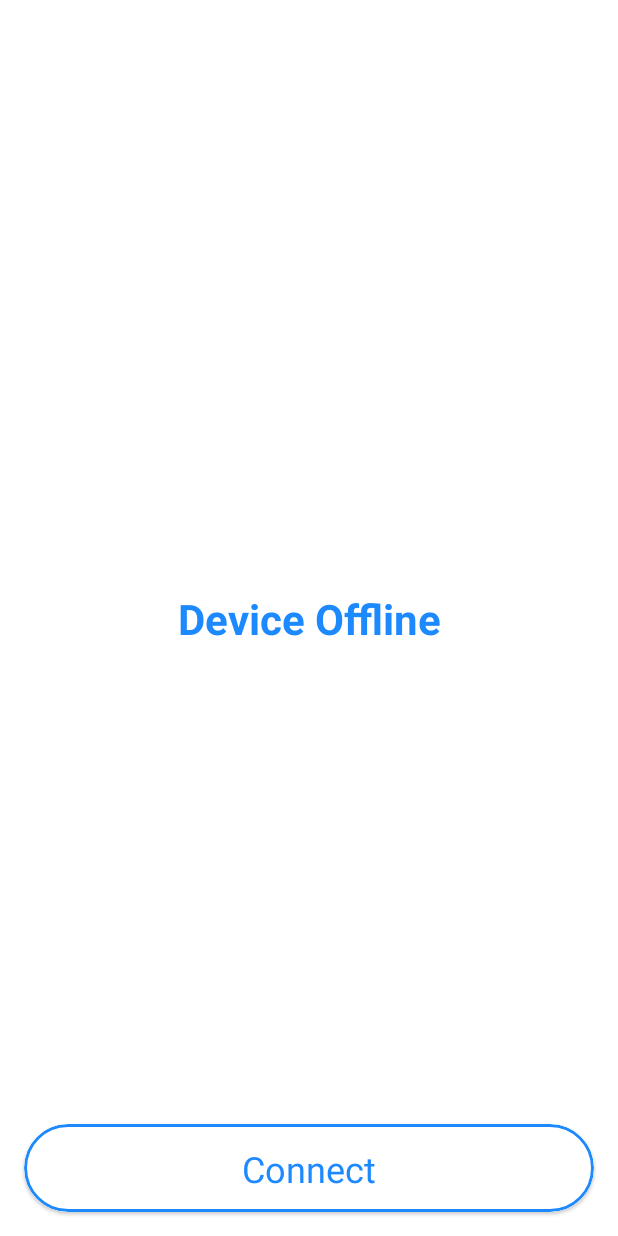
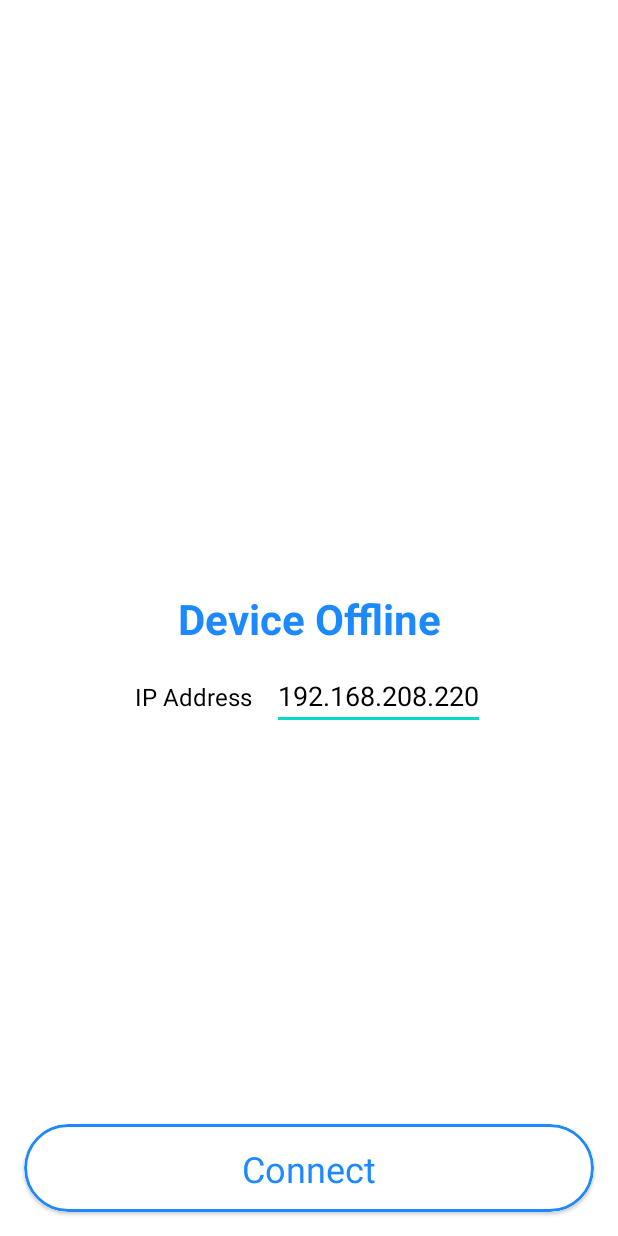
Before and after one commit to srideep-banerjee/Led-IOT-NodeMCU, an Android app: the screen it shows after launch (MainActivity), on a phone screen of 412 x 824 dp. Run offline under Robolectric (Android 15) with nearby library versions, the phone set to English and light mode, and no system bars.

Commit message:
minor bug fixes

```diff
--- a/app/src/main/AndroidManifest.xml
+++ b/app/src/main/AndroidManifest.xml
@@ -4,6 +4,7 @@
     <uses-permission android:name="android.permission.INTERNET" />
     <application
         android:allowBackup="true"
+        android:usesCleartextTraffic="true"
         android:dataExtractionRules="@xml/data_extraction_rules"
         android:fullBackupContent="@xml/backup_rules"
         android:icon="@mipmap/ic_launcher"
@@ -14,7 +15,7 @@
         tools:targetApi="31">
         <activity
             android:name=".MainActivity"
-            android:configChanges="orientation|screenSize"
+            android:screenOrientation="portrait"
             android:exported="true">
             <intent-filter>
                 <action android:name="android.intent.action.MAIN"/>
--- a/app/src/main/java/com/project/lednodemcu/LedController.kt
+++ b/app/src/main/java/com/project/lednodemcu/LedController.kt
@@ -69,10 +69,14 @@ class LedController(context: MainActivity, id: Int, index: Int) {
             override fun onStopTrackingTouch(seekBar: SeekBar?) {
                 ledProgressBar.visibility = View.VISIBLE
                 val requestBody = "reset".toRequestBody("plain/text".toMediaType())
-                val request = Request.Builder().url(context.url)./*post(requestBody).*/build()
+                val request = Request.Builder().url(context.url).post(requestBody).build()
                 context.httpClient.newCall(request).enqueue(object : Callback {
                     override fun onFailure(call: Call, e: IOException) {
-                        context.runOnUiThread { ledProgressBar.visibility = View.INVISIBLE }
+                        context.runOnUiThread {
+                            ledBrightnessText.visibility = View.VISIBLE
+                            ledBrightnessTV.visibility = View.INVISIBLE
+                            ledProgressBar.visibility = View.INVISIBLE
+                        }
                         context.connect()
                     }
 
@@ -91,9 +95,9 @@ class LedController(context: MainActivity, id: Int, index: Int) {
 
     private fun toggleLed() {
         ledProgressBar.visibility = View.VISIBLE
-        val message = if (ledOn) "${this.index} 0" else "${this.index} 255"
+        val message = if (ledOn) "${this.index} 0" else "${this.index} ${ledSeekBar.progress}"
         val requestBody = message.toRequestBody("plain/text".toMediaType())
-        val request = Request.Builder().url(context.url)./*post(requestBody).*/build()
+        val request = Request.Builder().url(context.url).post(requestBody).build()
         context.httpClient.newCall(request).enqueue(object : Callback {
             override fun onFailure(call: Call, e: IOException) {
                 context.runOnUiThread { ledProgressBar.visibility = View.INVISIBLE }
@@ -112,7 +116,7 @@ class LedController(context: MainActivity, id: Int, index: Int) {
                                 R.color.bluePrimary,
                                 this@LedController.context,
 
-                            )
+                                )
                             animateTextColor(
                                 ledButton,
                                 R.color.bluePrimary,
@@ -148,8 +152,8 @@ class LedController(context: MainActivity, id: Int, index: Int) {
         ledOn = false
         ledSeekBar.progress = 255
         ledBrightnessTV.text = "100"
-        val temp=ledButton.background
-        temp.setTint(ContextCompat.getColor(context,R.color.background))
+        val temp = ledButton.background
+        temp.setTint(ContextCompat.getColor(context, R.color.background))
         ledButton.setBackgroundDrawable(temp)
         ledButton.setTextColor(ContextCompat.getColor(context, R.color.bluePrimary))
         ledButton.text = "TURN ON"
--- a/app/src/main/java/com/project/lednodemcu/MainActivity.kt
+++ b/app/src/main/java/com/project/lednodemcu/MainActivity.kt
@@ -4,6 +4,7 @@ import android.animation.ArgbEvaluator
 import android.animation.ObjectAnimator
 import android.os.Bundle
 import android.view.View
+import android.widget.EditText
 import android.widget.ProgressBar
 import android.widget.TextView
 import androidx.appcompat.app.AppCompatActivity
@@ -19,11 +20,12 @@ class MainActivity : AppCompatActivity() {
     lateinit var httpClient: OkHttpClient
     private lateinit var loadingCircle: ProgressBar
     private lateinit var progressedButton: View
+    private lateinit var ipEditText: EditText
     private lateinit var offlineScreen: View
     private lateinit var onlineScreen: View
     private lateinit var ledControllers: Array<LedController>
 
-    val url = "https://www.google.com"
+    lateinit var url: String
 
     override fun onCreate(savedInstanceState: Bundle?) {
         super.onCreate(savedInstanceState)
@@ -36,6 +38,7 @@ class MainActivity : AppCompatActivity() {
         msgText = findViewById(R.id.msgText)
         loadingCircle = findViewById(R.id.loadingCircle)
         progressedButton = findViewById(R.id.progressedButton)
+        ipEditText = findViewById(R.id.ipEditText);
         offlineScreen = findViewById(R.id.offlineScreen)
         onlineScreen = findViewById(R.id.onlineScreen)
         httpClient = OkHttpClient()
@@ -60,6 +63,8 @@ class MainActivity : AppCompatActivity() {
     }
 
     fun connect() {
+        url = "http://${ipEditText.text}:80"
+        println(url)
         if (msgText.text.equals("Connecting...")) return
         runOnUiThread {
             offlineScreen.visibility = View.VISIBLE
@@ -77,7 +82,7 @@ class MainActivity : AppCompatActivity() {
         }
 
         val requestBody = "reset".toRequestBody("plain/text".toMediaType())
-        val request = Request.Builder().url(url)./*post(requestBody).*/build()
+        val request = Request.Builder().url(url).post(requestBody).build()
         httpClient.newCall(request).enqueue(object : Callback {
             override fun onFailure(call: Call, e: IOException) {
                 runOnUiThread {
@@ -95,12 +100,13 @@ class MainActivity : AppCompatActivity() {
                         this@MainActivity
                     )
                 }
+                println(e.message)
             }
 
             override fun onResponse(call: Call, response: Response) {
                 runOnUiThread {
                     if (response.isSuccessful) {
-                        while (!this@MainActivity::ledControllers.isInitialized) ;
+                        while (!this@MainActivity::ledControllers.isInitialized);
                         this@MainActivity.resetLedUI()
                         offlineScreen.visibility = View.GONE
                         onlineScreen.visibility = View.VISIBLE
--- a/app/src/main/res/layout/activity_main.xml
+++ b/app/src/main/res/layout/activity_main.xml
@@ -18,7 +18,7 @@
         app:layout_constraintStart_toStartOf="parent"
         app:layout_constraintTop_toTopOf="parent"
         app:layout_constraintVertical_bias="0.0"
-        tools:visibility="visible">
+        tools:visibility="gone">
 
 
         <include
@@ -126,6 +126,31 @@
             app:layout_constraintStart_toStartOf="parent"
             app:layout_constraintTop_toTopOf="parent" />
 
+        <TextView
+            android:id="@+id/textView"
+            android:layout_width="wrap_content"
+            android:layout_height="wrap_content"
+            android:layout_marginEnd="13dp"
+            android:text="IP Address"
+            android:textColor="@color/textColor"
+            android:textSize="16sp"
+            app:layout_constraintBottom_toBottomOf="@+id/ipEditText"
+            app:layout_constraintEnd_toStartOf="@+id/ipEditText"
+            app:layout_constraintStart_toStartOf="@+id/msgText"
+            app:layout_constraintTop_toTopOf="@+id/ipEditText" />
+
+        <EditText
+            android:id="@+id/ipEditText"
+            android:layout_width="wrap_content"
+            android:layout_height="wrap_content"
+            android:layout_marginTop="10dp"
+            android:inputType="text"
+            android:text="192.168.208.220"
+            android:textColor="@color/textColor"
+            app:layout_constraintEnd_toEndOf="@+id/msgText"
+            app:layout_constraintStart_toEndOf="@+id/textView"
+            app:layout_constraintTop_toBottomOf="@+id/msgText" />
+
     </androidx.constraintlayout.widget.ConstraintLayout>
 
 </androidx.constraintlayout.widget.ConstraintLayout>
```
